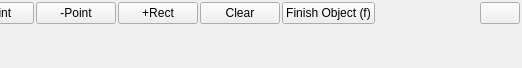
Above: anylabeling/views/labeling/widgets/auto_labeling/auto_labeling.ui from CVHub520/X-AnyLabeling before the change; both pictures show x 596 to 1118 and y 0 to 68 of the 1118 by 68 pixel window. Below: the same form after it.
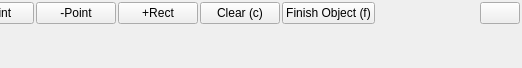
That is the form after the change. Icons and pictures are not drawn.

```diff
--- a/anylabeling/views/labeling/widgets/auto_labeling/auto_labeling.ui
+++ b/anylabeling/views/labeling/widgets/auto_labeling/auto_labeling.ui
@@ -142,7 +142,7 @@
      <item>
       <widget class="QPushButton" name="button_clear">
        <property name="text">
-        <string>Clear</string>
+        <string>Clear (c)</string>
        </property>
       </widget>
      </item>
```
